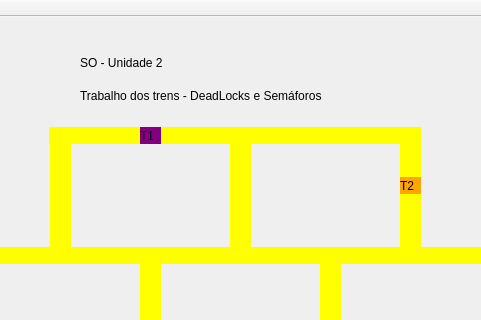
TwoDotS2/s_o-trabalho_02-trens, file mainwindow.ui: the form before one commit; both pictures show x 210 to 691 and y 0 to 320 of the 848 by 630 pixel window.
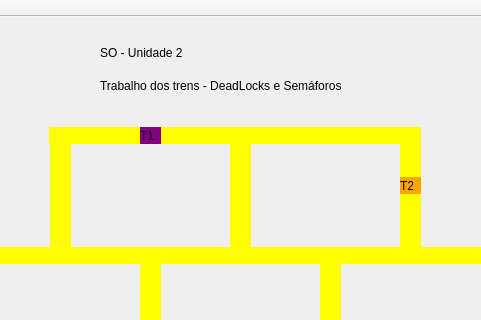
The form after the commit.

```diff
--- a/mainwindow.ui
+++ b/mainwindow.ui
@@ -260,8 +260,8 @@
    <widget class="QLabel" name="titulo">
     <property name="geometry">
      <rect>
-      <x>290</x>
-      <y>30</y>
+      <x>310</x>
+      <y>20</y>
       <width>251</width>
       <height>31</height>
      </rect>
@@ -276,8 +276,8 @@
    <widget class="QLabel" name="subtitulo">
     <property name="geometry">
      <rect>
-      <x>290</x>
-      <y>70</y>
+      <x>310</x>
+      <y>60</y>
       <width>301</width>
       <height>17</height>
      </rect>
```
Left out of the diff: 14 changed lines with no effect on the pictures.
